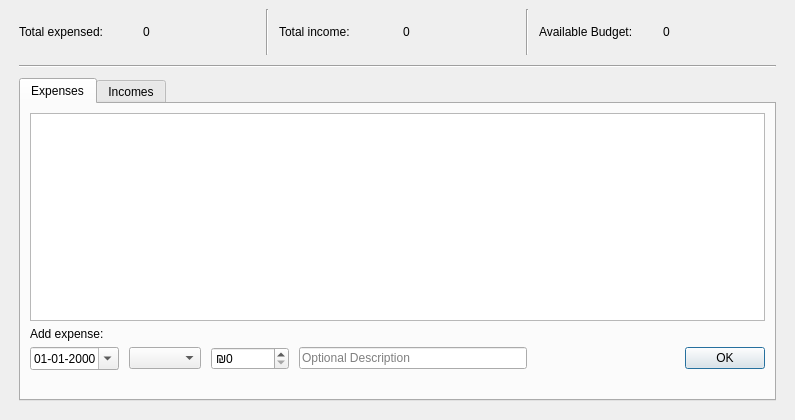
The window that gui/expensesWindow.ui (asaf123098/expensesCalculator) describes before a commit, drawn with Qt 5.
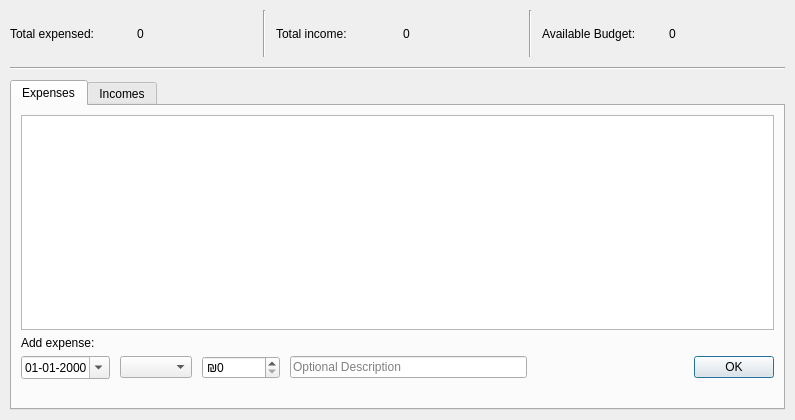
The same window after the commit.

What changed in the file:
```diff
--- a/gui/expensesWindow.ui
+++ b/gui/expensesWindow.ui
@@ -48,6 +48,18 @@
     </size>
    </property>
    <layout class="QGridLayout" name="gridLayout">
+    <property name="leftMargin">
+     <number>10</number>
+    </property>
+    <property name="topMargin">
+     <number>10</number>
+    </property>
+    <property name="rightMargin">
+     <number>10</number>
+    </property>
+    <property name="bottomMargin">
+     <number>10</number>
+    </property>
     <item row="0" column="0">
      <layout class="QVBoxLayout" name="verticalLayout" stretch="1,0,7">
       <property name="spacing">
@@ -57,13 +69,13 @@
        <enum>QLayout::SetMinAndMaxSize</enum>
       </property>
       <property name="leftMargin">
-       <number>10</number>
+       <number>0</number>
       </property>
       <property name="rightMargin">
-       <number>10</number>
+       <number>0</number>
       </property>
       <property name="bottomMargin">
-       <number>10</number>
+       <number>0</number>
       </property>
       <item>
        <layout class="QHBoxLayout" name="horizontalLayout">
```
